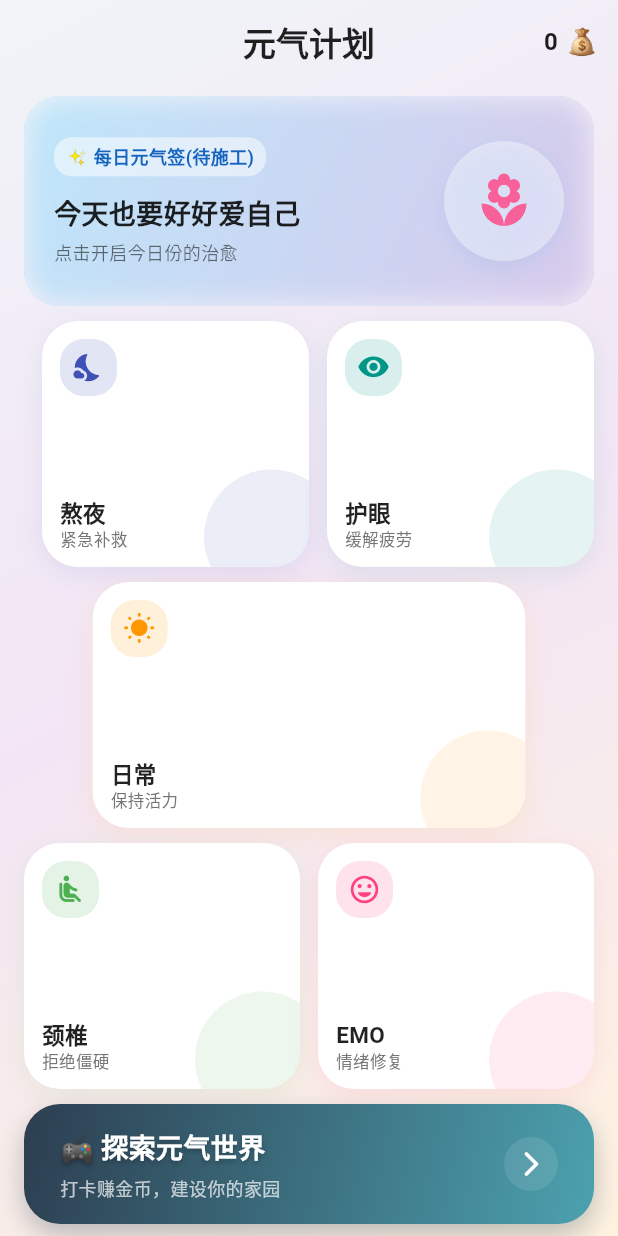
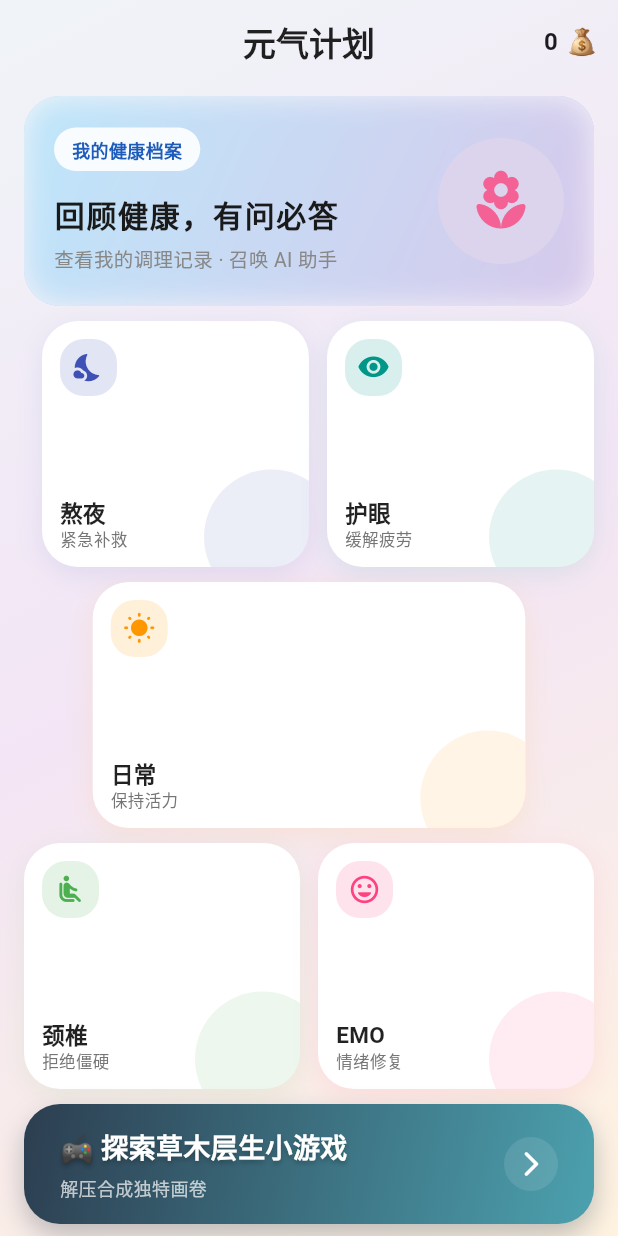
Before and after one commit to yuyu164/vital_plan, a Flutter app: the screen it shows after launch, on a phone screen of 412 x 824 dp. Run offline on Flutter 3.47's test engine with Material 3 defaults, Android fonts, the phone set to English and light mode, and no system bars; our stand-ins replace dio, flutter_secure_storage, shared_preferences, table_calendar; missing offline and left inert: flutter_inappwebview.

Commit message:
完善打卡日历板块和游戏板块入口样式

```diff
--- a/lib/components/mianPageWidget/recommend_card.dart
+++ b/lib/components/mianPageWidget/recommend_card.dart
@@ -2,7 +2,7 @@ import 'package:flutter/material.dart';
 import 'dart:ui'; // 用于 ImageFilter
 
 class RecommendDart extends StatefulWidget {
-  RecommendDart({Key? key}) : super(key: key);
+  const RecommendDart({Key? key}) : super(key: key);
 
   @override
   _RecommendDartState createState() => _RecommendDartState();
@@ -13,7 +13,7 @@ class _RecommendDartState extends State<RecommendDart> {
   Widget build(BuildContext context) {
     return Container(
       width: double.infinity,
-      height: 140, // 增加高度以容纳更多内容
+      height: 140, // 保持高度
       child: GestureDetector(
         onTap: () {
           Navigator.pushNamed(context, "/check_in_chat");
@@ -22,7 +22,7 @@ class _RecommendDartState extends State<RecommendDart> {
           borderRadius: BorderRadius.circular(24),
           child: Stack(
             children: [
-              // 1. 渐变背景
+              // 1. 渐变背景底色
               Container(
                 decoration: BoxDecoration(
                   gradient: LinearGradient(
@@ -56,63 +56,59 @@ class _RecommendDartState extends State<RecommendDart> {
                         mainAxisAlignment: MainAxisAlignment.center,
                         children: [
                           Container(
-                            padding: EdgeInsets.symmetric(
-                              horizontal: 8,
-                              vertical: 4,
+                            padding: const EdgeInsets.symmetric(
+                              horizontal: 12,
+                              vertical: 6,
                             ),
                             decoration: BoxDecoration(
-                              color: Colors.white.withOpacity(0.5),
-                              borderRadius: BorderRadius.circular(12),
+                              color: Colors.white.withOpacity(0.9),
+                              borderRadius: BorderRadius.circular(20),
                             ),
-                            child: Text(
-                              "✨ 每日元气签(待施工)",
+                            child: const Text(
+                              "我的健康档案",
                               style: TextStyle(
                                 fontSize: 12,
-                                color: Colors.blue[800],
-                                fontWeight: FontWeight.bold,
+                                color: Color(0xFF1D5CBB),
+                                fontWeight: FontWeight.w600,
                               ),
                             ),
                           ),
-                          SizedBox(height: 12),
-                          Text(
-                            "今天也要好好爱自己",
+                          const SizedBox(height: 14),
+                          const Text(
+                            "回顾健康，有问必答",
                             style: TextStyle(
-                              fontSize: 18,
+                              fontSize: 20,
                               fontWeight: FontWeight.bold,
-                              color: Colors.black87,
+                              color: Color(0xFF1A1A1A),
+                              letterSpacing: 1.1,
                             ),
                           ),
-                          SizedBox(height: 4),
-                          Text(
-                            "点击开启今日份的治愈",
+                          const SizedBox(height: 6),
+                          const Text(
+                            "查看我的调理记录 · 召唤 AI 助手",
                             style: TextStyle(
-                              fontSize: 12,
-                              color: Colors.black54,
+                              fontSize: 13,
+                              color: Color(0xFF888888),
                             ),
                           ),
                         ],
                       ),
                     ),
 
-                    // 右侧装饰图 (占位)
+                    // 右侧装饰图
                     Container(
-                      width: 80,
-                      height: 80,
-                      decoration: BoxDecoration(
-                        color: Colors.white.withOpacity(0.4),
+                      width: 84,
+                      height: 84,
+                      decoration: const BoxDecoration(
+                        color: Color(0xFFDBD4EC), // 图标背景底色
                         shape: BoxShape.circle,
-                        boxShadow: [
-                          BoxShadow(
-                            color: Colors.blue.withOpacity(0.1),
-                            blurRadius: 10,
-                            offset: Offset(0, 4),
-                          ),
-                        ],
                       ),
-                      child: Icon(
-                        Icons.local_florist,
-                        size: 40,
-                        color: Colors.pinkAccent.withOpacity(0.8),
+                      child: const Center(
+                        child: Icon(
+                          Icons.local_florist_rounded, // 圆润的花朵图标
+                          size: 44,
+                          color: Color(0xFFF36195),
+                        ),
                       ),
                     ),
                   ],
--- a/lib/pages/Main/index.dart
+++ b/lib/pages/Main/index.dart
@@ -163,7 +163,7 @@ class _MainPageState extends State<MainPage> {
                               crossAxisAlignment: CrossAxisAlignment.start,
                               children: [
                                 Text(
-                                  "🎮 探索元气世界",
+                                  "🎮 探索草木层生小游戏",
                                   style: TextStyle(
                                     color: Colors.white,
                                     fontSize: 18,
@@ -179,7 +179,7 @@ class _MainPageState extends State<MainPage> {
                                 ),
                                 SizedBox(height: 4),
                                 Text(
-                                  "打卡赚金币，建设你的家园",
+                                  "解压合成独特画卷",
                                   style: TextStyle(
                                     color: Colors.white70,
                                     fontSize: 12,
```
